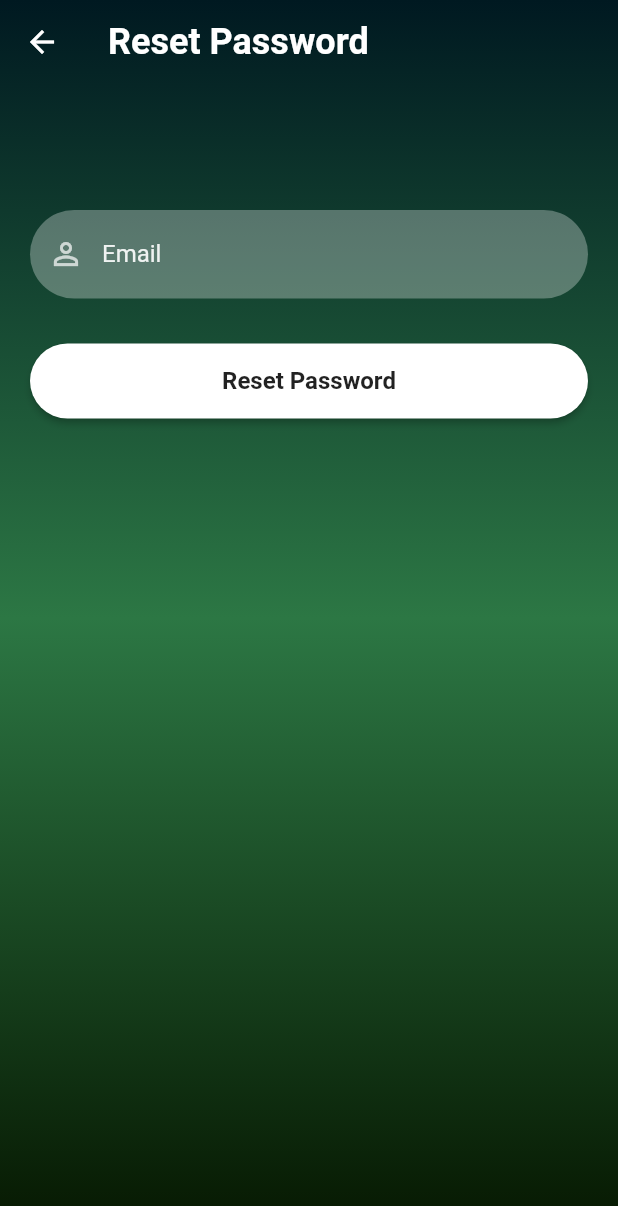
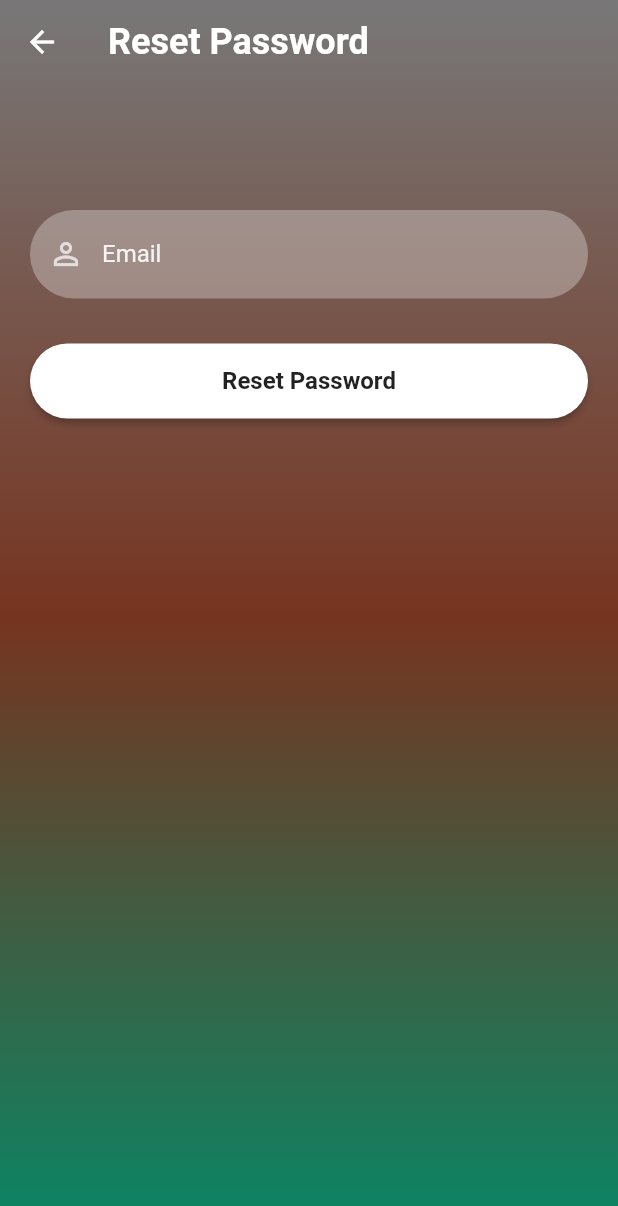
Before and after one commit to nimsara21/soilpedia_lk, a Flutter app: the ResetPasswordScreen screen opened directly, on a phone screen of 412 x 824 dp. Shown: the top 1206 px of the screen. Run offline on Flutter 3.47's test engine with Material 2 defaults, Android fonts, the phone set to English and light mode, and no system bars; our stand-ins replace cloud_firestore, firebase_auth, firebase_core, firebase_storage, image_picker; accounts and stored records are empty.

Commit message:
Changed Colors

```diff
--- a/lib/screen/reset_password.dart
+++ b/lib/screen/reset_password.dart
@@ -30,9 +30,9 @@ class _ResetPasswordScreenState extends State<ResetPasswordScreen> {
             height: MediaQuery.of(context).size.height,
             decoration: BoxDecoration(
                 gradient: LinearGradient(colors: [
-              hexStringToColor("#001921"),
-              hexStringToColor("#2C7744"),
-              hexStringToColor("#061700")
+              hexStringToColor("#787878"),
+              hexStringToColor("#763420"),
+              hexStringToColor("#098765")
             ], begin: Alignment.topCenter, end: Alignment.bottomCenter)),
             child: SingleChildScrollView(
                 child: Padding(
```
